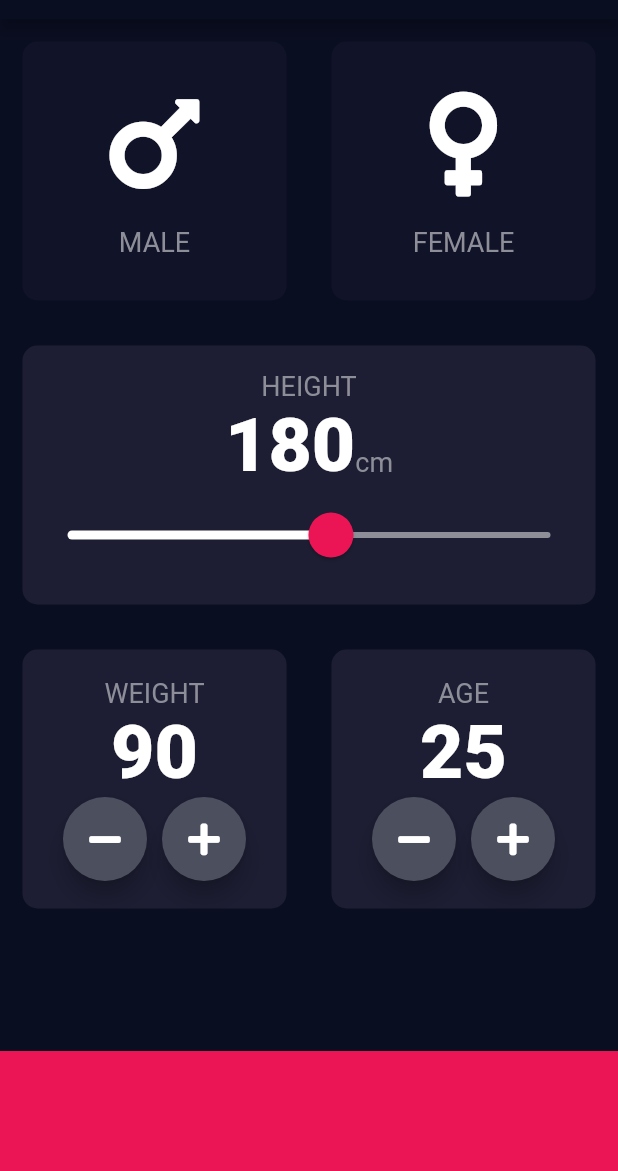
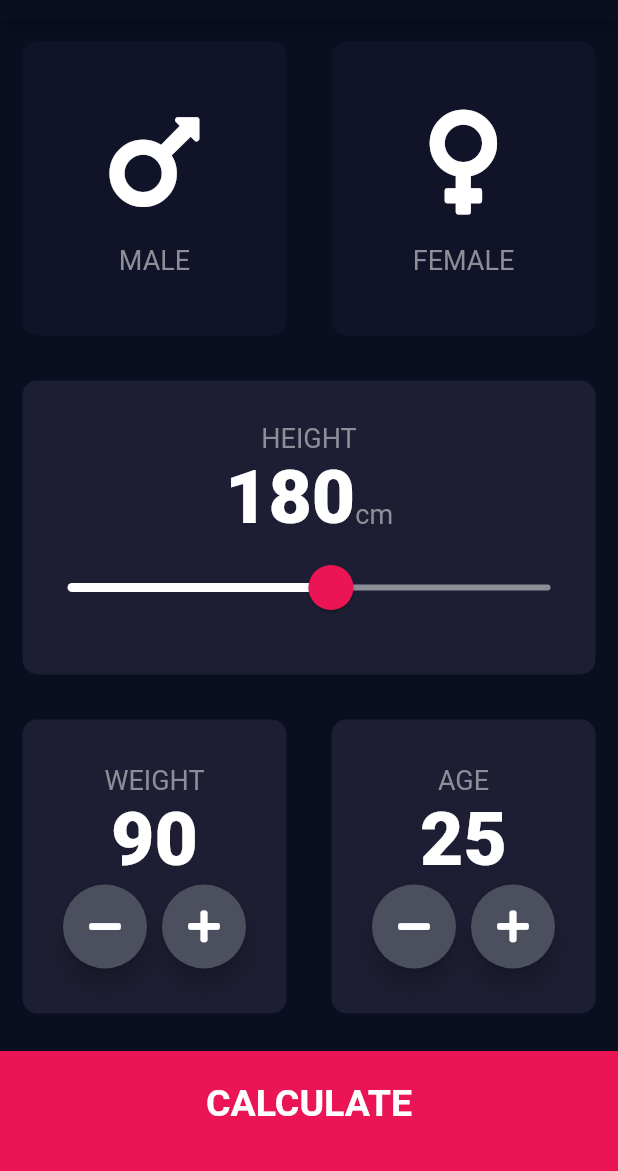
Before and after one commit to timothylombard/BMI-calculator, a Flutter app: the screen it shows after launch, on a phone screen of 412 x 824 dp, the part 65-1236 px from its top. Run offline on Flutter 3.47's test engine with Material 2 defaults, Android fonts, the phone set to English and light mode, and no system bars; our stand-ins replace font_awesome_flutter.

Commit message:
progress before big refactor to move code into sub-ddirectories: screens and components

```diff
--- a/lib/input_page.dart
+++ b/lib/input_page.dart
@@ -4,6 +4,7 @@ import 'package:font_awesome_flutter/font_awesome_flutter.dart';
 import 'icon_content.dart';
 import 'reusable_card.dart';
 import 'constants.dart';
+import 'results.dart';
 
 
 
@@ -231,17 +232,46 @@ class _InputPageState extends State<InputPage> {
             ],
           )),
 
-          Container(
-            color: kBottomContainerColour,
-            margin: EdgeInsets.only(top: kBottomContainerHeight),
-            width: double.infinity,
-            height: 80
+          BottomButton(
+            buttonTitle: 'CALCULATE',
+            onTap: () {
+              Navigator.push(context, MaterialPageRoute(builder: (context) => ResultsPage()));
+            },
           )
-        ],
+          ],
 
       )
 
     );
+  }
+}
+
+class BottomButton extends StatelessWidget {
+
+  BottomButton({@required this.onTap, @required this.buttonTitle});
+
+  final Function onTap;
+  final String buttonTitle;
+
+
+  @override
+  Widget build(BuildContext context) {
+    return GestureDetector(
+      onTap: onTap,
+      child: Container(
+        child: Center(
+          child: Text(
+            buttonTitle,
+            style: kLargeButtonTextStyle,),
+        ),
+        color: kBottomContainerColour,
+        margin: EdgeInsets.only(top: 10.0),
+        padding: EdgeInsets.only(bottom: 10.0),
+        height: kBottomContainerHeight,
+        width: double.infinity,
+
+    ),
+      );
   }
 }
 
--- a/lib/main.dart
+++ b/lib/main.dart
@@ -1,3 +1,4 @@
+import 'package:bmi_calculator/results.dart';
 import 'package:flutter/material.dart';
 import 'input_page.dart';
 
@@ -12,7 +13,12 @@ class BMICalculator extends StatelessWidget {
         primaryColor: Color(0xFF0A0E21),
         scaffoldBackgroundColor: Color(0xFF0A0E21),
       ),
-      home: InputPage(),
+      initialRoute: '/',
+      routes: {
+        '/': (context) => InputPage(),
+    '/first': (context)=> ResultsPage()
+
+    }
     );
   }
-}
+  }
```
Also changed, not shown: lib/constants.dart (+27 -0 lines), lib/results.dart (added, +62 -0 lines).
